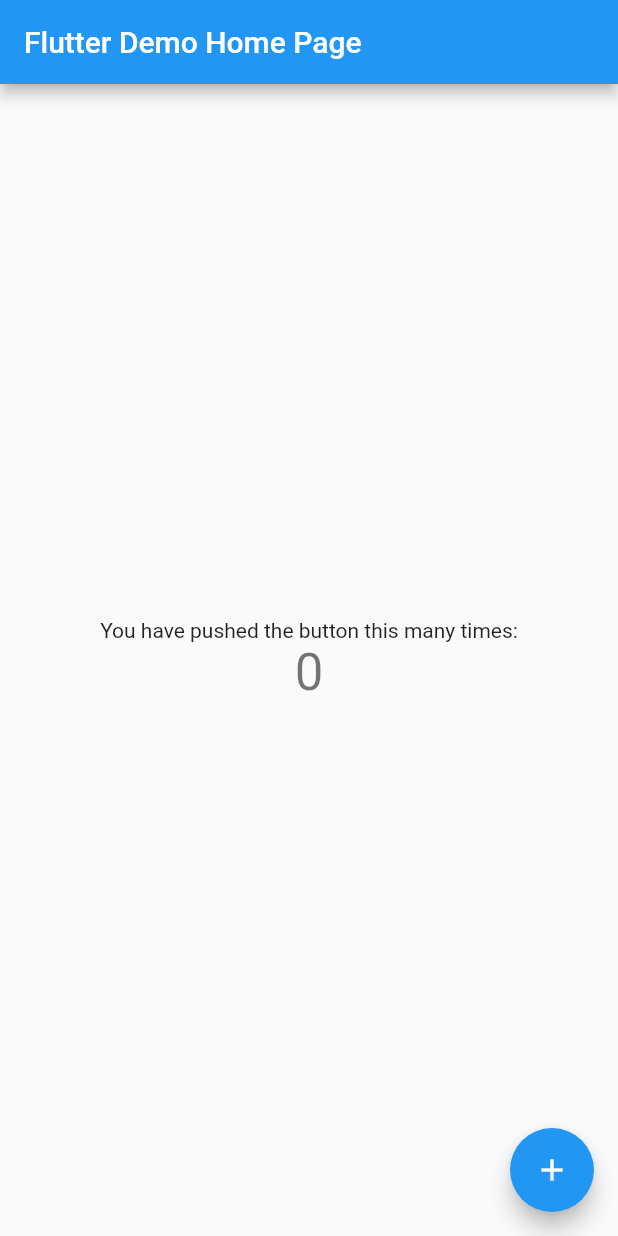
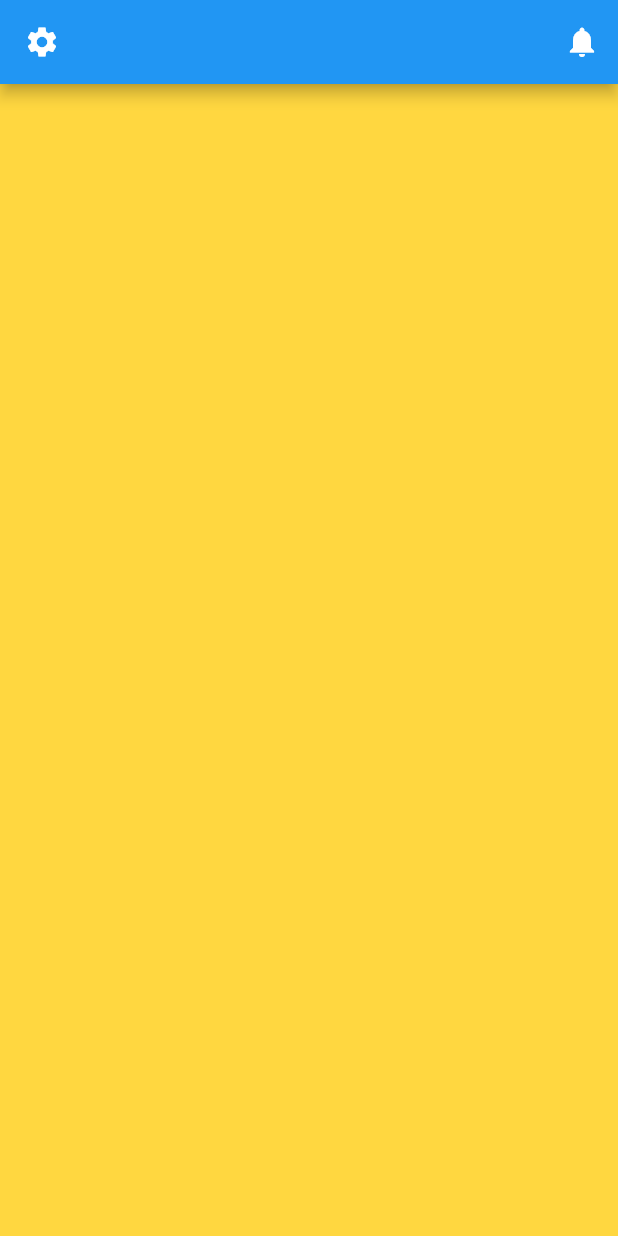
Before and after one commit to hfjxjjd123/Attendance_Moblie, a Flutter app: the screen it shows after launch, on a phone screen of 412 x 824 dp. Run offline on Flutter 3.47's test engine with Material 2 defaults, Android fonts, the phone set to English and light mode, and no system bars.

Commit message:
+MainScreen

```diff
--- a/lib/bloc/bloc.dart
+++ b/lib/bloc/bloc.dart
@@ -1,3 +1,38 @@
-class Bloc{
+//EXAMPLE
 
-}
+// import 'package:flutter_bloc/flutter_bloc.dart';
+// import 'package:my_app/data/user_repository.dart';
+// import 'package:my_app/models/user.dart';
+//
+// // Define the events for the UserBloc
+// abstract class UserEvent {}
+//
+// class LoadUserEvent extends UserEvent {}
+//
+// // Define the state for the UserBloc
+// class UserState {
+//   final User user;
+//   final bool isLoading;
+//   UserState({this.user, this.isLoading = false});
+// }
+//
+// // Define the UserBloc class
+// class UserBloc extends Bloc<UserEvent, UserState> {
+//   final UserRepository userRepository;
+//
+//   UserBloc(this.userRepository) : super(UserState());
+//
+//   @override
+//   Stream<UserState> mapEventToState(UserEvent event) async* {
+//     if (event is LoadUserEvent) {
+//       yield state.copyWith(isLoading: true);
+//       try {
+//         final user = await userRepository.getUser();
+//         yield state.copyWith(user: user, isLoading: false);
+//       } catch (e) {
+//         yield state.copyWith(isLoading: false);
+//         // Handle error state
+//       }
+//     }
+//   }
+// }
--- a/lib/bloc/mates_bloc.dart
+++ b/lib/bloc/mates_bloc.dart
@@ -0,0 +1,3 @@
+class MatesBloc{
+
+}
--- a/lib/domain/mate.dart
+++ b/lib/domain/mate.dart
@@ -0,0 +1,3 @@
+class Mate{
+
+}
--- a/lib/main.dart
+++ b/lib/main.dart
@@ -1,4 +1,5 @@
 import 'package:flutter/material.dart';
+import 'package:gdsc_uos_atttendance/view/screen/main_screen.dart';
 
 void main() {
   runApp(const MyApp());
@@ -13,103 +14,10 @@
     return MaterialApp(
       title: 'Flutter Demo',
       theme: ThemeData(
-        // This is the theme of your application.
-        //
-        // Try running your application with "flutter run". You'll see the
-        // application has a blue toolbar. Then, without quitting the app, try
-        // changing the primarySwatch below to Colors.green and then invoke
-        // "hot reload" (press "r" in the console where you ran "flutter run",
-        // or simply save your changes to "hot reload" in a Flutter IDE).
-        // Notice that the counter didn't reset back to zero; the application
-        // is not restarted.
+
         primarySwatch: Colors.blue,
       ),
-      home: const MyHomePage(title: 'Flutter Demo Home Page'),
+      home: const MainScreen(),
     );
   }
 }
-
-class MyHomePage extends StatefulWidget {
-  const MyHomePage({super.key, required this.title});
-
-  // This widget is the home page of your application. It is stateful, meaning
-  // that it has a State object (defined below) that contains fields that affect
-  // how it looks.
-
-  // This class is the configuration for the state. It holds the values (in this
-  // case the title) provided by the parent (in this case the App widget) and
-  // used by the build method of the State. Fields in a Widget subclass are
-  // always marked "final".
-
-  final String title;
-
-  @override
-  State<MyHomePage> createState() => _MyHomePageState();
-}
-
-class _MyHomePageState extends State<MyHomePage> {
-  int _counter = 0;
-
-  void _incrementCounter() {
-    setState(() {
-      // This call to setState tells the Flutter framework that something has
-      // changed in this State, which causes it to rerun the build method below
-      // so that the display can reflect the updated values. If we changed
-      // _counter without calling setState(), then the build method would not be
-      // called again, and so nothing would appear to happen.
-      _counter++;
-    });
-  }
-
-  @override
-  Widget build(BuildContext context) {
-    // This method is rerun every time setState is called, for instance as done
-    // by the _incrementCounter method above.
-    //
-    // The Flutter framework has been optimized to make rerunning build methods
-    // fast, so that you can just rebuild anything that needs updating rather
-    // than having to individually change instances of widgets.
-    return Scaffold(
-      appBar: AppBar(
-        // Here we take the value from the MyHomePage object that was created by
-        // the App.build method, and use it to set our appbar title.
-        title: Text(widget.title),
-      ),
-      body: Center(
-        // Center is a layout widget. It takes a single child and positions it
-        // in the middle of the parent.
-        child: Column(
-          // Column is also a layout widget. It takes a list of children and
-          // arranges them vertically. By default, it sizes itself to fit its
-          // children horizontally, and tries to be as tall as its parent.
-          //
-          // Invoke "debug painting" (press "p" in the console, choose the
-          // "Toggle Debug Paint" action from the Flutter Inspector in Android
-          // Studio, or the "Toggle Debug Paint" command in Visual Studio Code)
-          // to see the wireframe for each widget.
-          //
-          // Column has various properties to control how it sizes itself and
-          // how it positions its children. Here we use mainAxisAlignment to
-          // center the children vertically; the main axis here is the vertical
-          // axis because Columns are vertical (the cross axis would be
-          // horizontal).
-          mainAxisAlignment: MainAxisAlignment.center,
-          children: <Widget>[
-            const Text(
-              'You have pushed the button this many times:',
-            ),
-            Text(
-              '$_counter',
-              style: Theme.of(context).textTheme.headlineMedium,
-            ),
-          ],
-        ),
-      ),
-      floatingActionButton: FloatingActionButton(
-        onPressed: _incrementCounter,
-        tooltip: 'Increment',
-        child: const Icon(Icons.add),
-      ), // This trailing comma makes auto-formatting nicer for build methods.
-    );
-  }
-}
--- a/lib/repo/mate_repo.dart
+++ b/lib/repo/mate_repo.dart
@@ -0,0 +1 @@
+class MateRepo{}
--- a/lib/view/screen/main_screen.dart
+++ b/lib/view/screen/main_screen.dart
@@ -0,0 +1,23 @@
+import 'package:flutter/material.dart';
+
+class MainScreen extends StatelessWidget {
+  const MainScreen({Key? key}) : super(key: key);
+
+  @override
+  Widget build(BuildContext context) {
+    return Scaffold(
+      appBar: AppBar(
+        leading: IconButton(
+          icon: const Icon(Icons.settings),
+          onPressed: (){},
+        ),
+        actions: [
+          IconButton(onPressed: (){}, icon: const Icon(Icons.notifications))
+        ],
+      ),
+      body: Container(
+        color: Colors.amberAccent,
+      ),
+    );
+  }
+}
```
